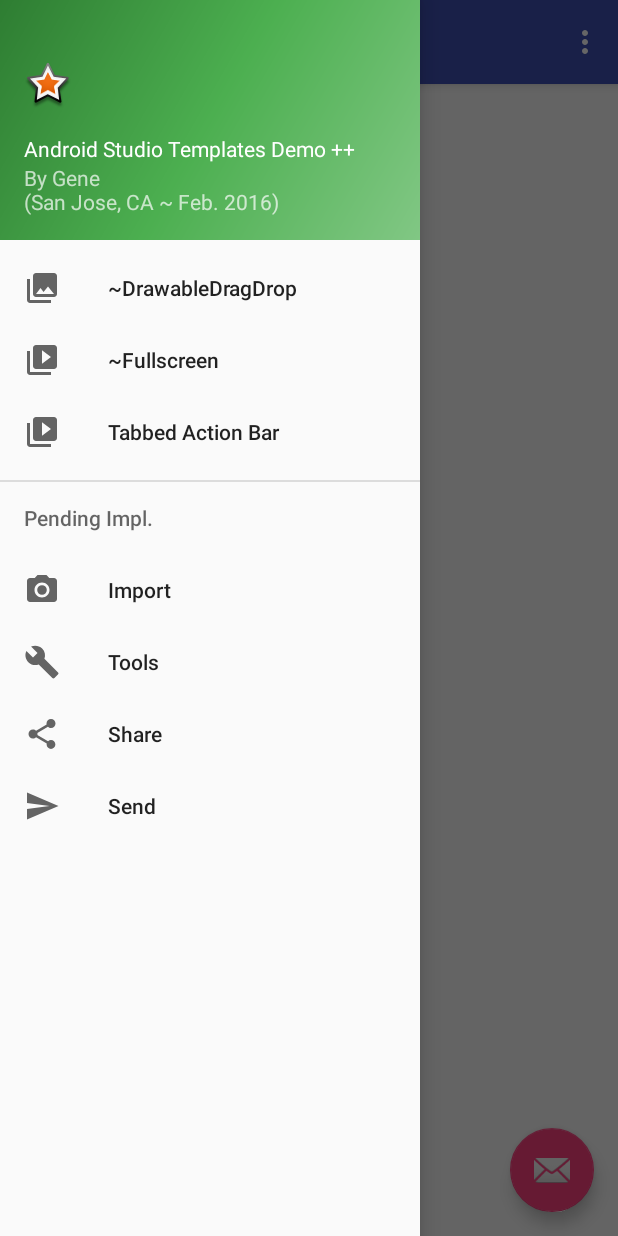
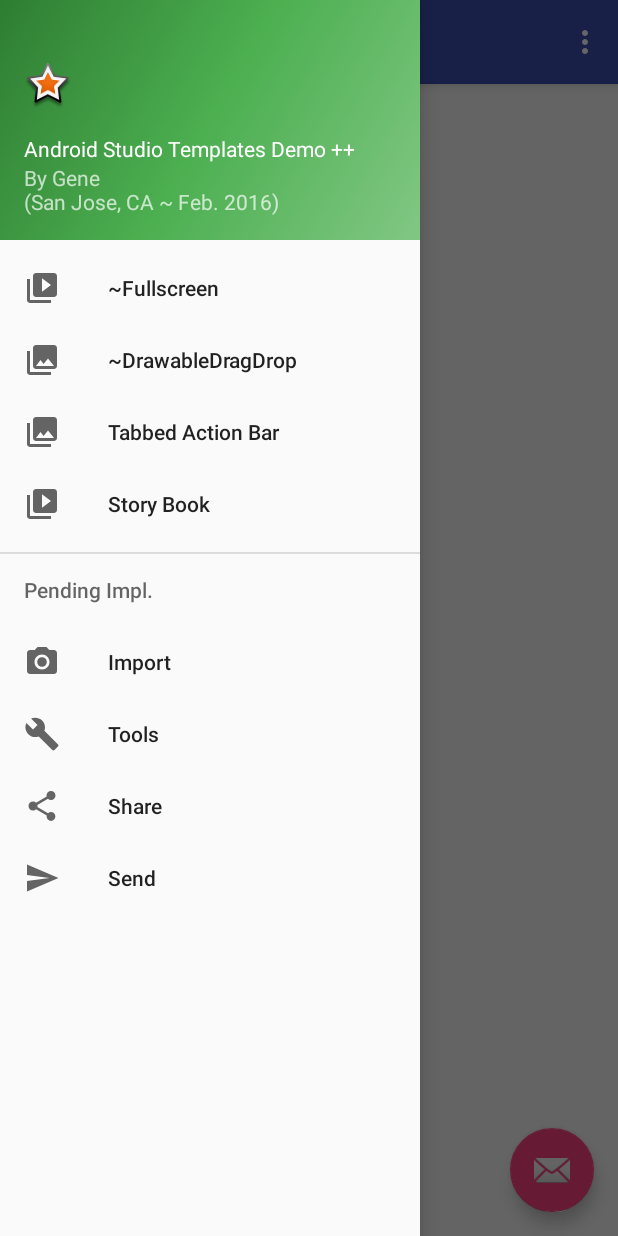
Before and after one commit to GeneSJC/AndStudio.TemplateDemo, an Android app: the screen it shows after launch (DrawerMainActivity), with the side drawer open, on a phone screen of 412 x 824 dp. Run offline under Robolectric (Android 15) with nearby library versions, the phone set to English and light mode, and no system bars.

```diff
--- a/app/src/main/AndroidManifest.xml
+++ b/app/src/main/AndroidManifest.xml
@@ -23,6 +23,10 @@
             android:label="@string/title_activity_settings">
         </activity>
         <activity
+            android:name=".activity.StoryBookActivity"
+            android:label="Story Book">
+        </activity>
+        <activity
             android:name=".activity.DrawableDragDropActivity"
             android:label="DrawableDragDropActivity">
         </activity>
--- a/app/src/main/res/menu/menu_drawer_main_nav.xml
+++ b/app/src/main/res/menu/menu_drawer_main_nav.xml
@@ -2,6 +2,11 @@
 <menu xmlns:android="http://schemas.android.com/apk/res/android">
 
     <group android:checkableBehavior="single">
+
+        <item
+            android:id="@+id/nav_fullscreen"
+            android:icon="@drawable/ic_menu_slideshow"
+            android:title="~Fullscreen"/>
 
         <item
             android:id="@+id/nav_drawabledragdrop"
@@ -9,14 +14,14 @@
             android:title="~DrawableDragDrop"/>
 
         <item
-            android:id="@+id/nav_fullscreen"
-            android:icon="@drawable/ic_menu_slideshow"
-            android:title="~Fullscreen"/>
+            android:id="@+id/nav_tabbedactionbar"
+            android:icon="@drawable/ic_menu_gallery"
+            android:title="Tabbed Action Bar"/>
 
         <item
-            android:id="@+id/nav_tabbedactionbar"
+            android:id="@+id/nav_storybook"
             android:icon="@drawable/ic_menu_slideshow"
-            android:title="Tabbed Action Bar"/>
+            android:title="Story Book"/>
 
     </group>
 
```
Also changed, not shown: app/src/main/java/com/demo/app4/activity/DrawerMainActivity.java (+18 -11 lines), app/src/main/java/com/demo/app4/activity/StoryBookActivity.java (added, +74 -0 lines).
